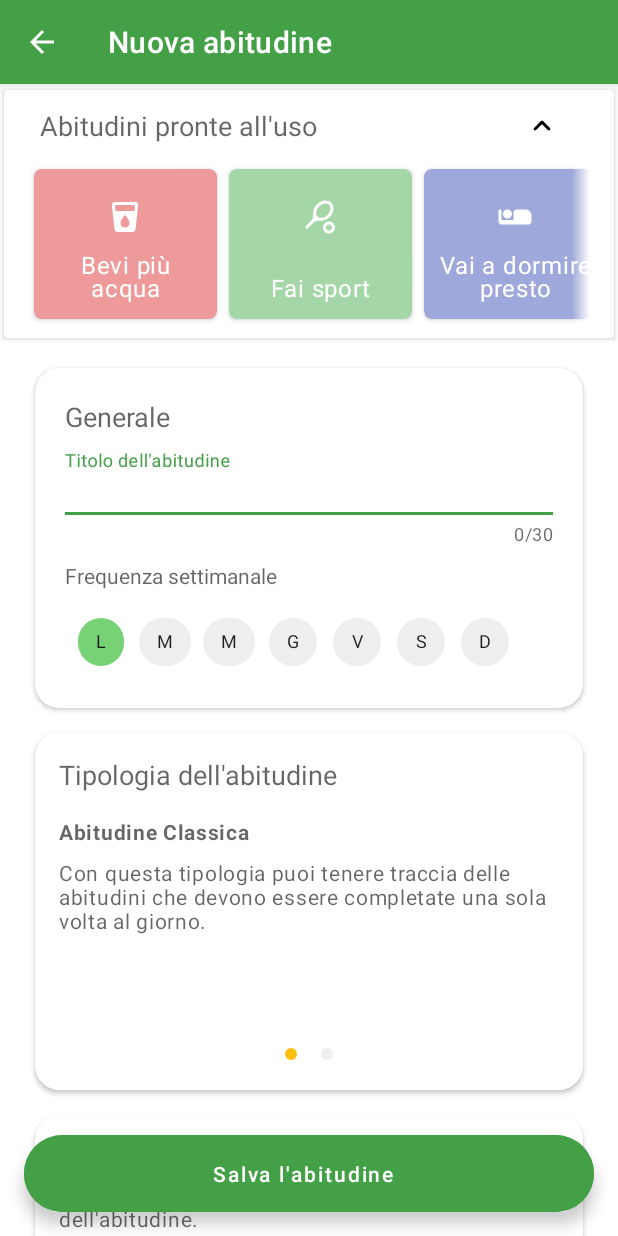
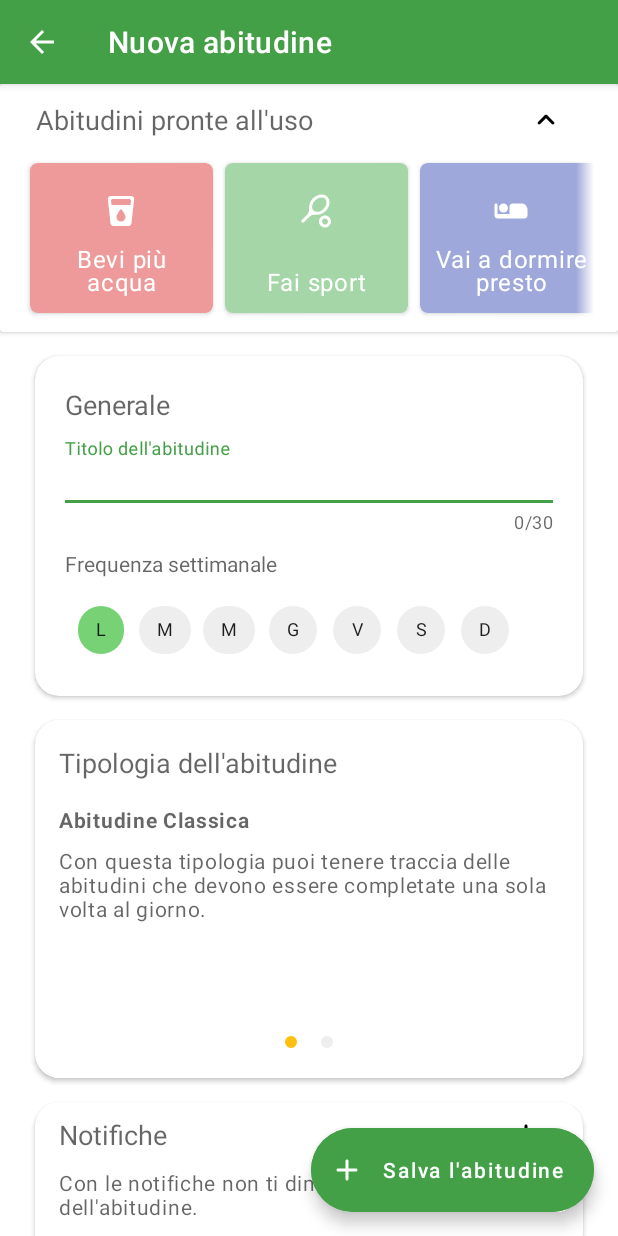
Before and after one commit to Juuzen/Sprout, an Android app: the CreateHabitActivity screen opened directly, with no data from a screen before it, after a tap on "Mostra altro", on a phone screen of 412 x 824 dp. Run offline under Robolectric (Android 15) with nearby library versions, the phone set to English and light mode, and no system bars; libraries missing offline, so code that uses them is left out: com.shawnlin.numberpicker, io.realm; 1 statement that could not run was skipped.

Commit message:
Added shrinking FAB and a new preset habit

```diff
--- a/app/src/main/java/com/hcifedii/sprout/CreateHabitActivity.java
+++ b/app/src/main/java/com/hcifedii/sprout/CreateHabitActivity.java
@@ -3,12 +3,14 @@ package com.hcifedii.sprout;
 import androidx.appcompat.app.ActionBar;
 import androidx.appcompat.app.AppCompatActivity;
 import androidx.core.view.DisplayCompat;
+import androidx.core.widget.NestedScrollView;
 import androidx.fragment.app.FragmentManager;
 
 import android.content.res.Resources;
 import android.os.Bundle;
 import android.util.Log;
 
+import android.view.View;
 import android.widget.Toast;
 
 import com.google.android.material.floatingactionbutton.ExtendedFloatingActionButton;
@@ -145,6 +147,20 @@ public class CreateHabitActivity extends AppCompatActivity {
 
         });
 
+
+        NestedScrollView scrollView = findViewById(R.id.nestedScrollView);
+        scrollView.setOnScrollChangeListener((View.OnScrollChangeListener) (v, scrollX, scrollY, oldScrollX, oldScrollY) -> {
+
+            if (scrollY > oldScrollY) {
+                // Scroll down
+                saveFab.shrink();
+            } else {
+                // Scroll up
+                saveFab.extend();
+            }
+        });
+
+
     }
 
 
--- a/app/src/main/java/com/hcifedii/sprout/fragment/PresetFragment.java
+++ b/app/src/main/java/com/hcifedii/sprout/fragment/PresetFragment.java
@@ -35,7 +35,7 @@ public class PresetFragment extends Fragment {
     public PresetFragment() {
     }
 
-    public void setAdapterListener(@NonNull PresetHabitAdapter.OnClickListener listener){
+    public void setAdapterListener(@NonNull PresetHabitAdapter.OnClickListener listener) {
         this.adapter.setListener(listener);
     }
 
@@ -103,26 +103,31 @@ public class PresetFragment extends Fragment {
     private List<Habit> createPresetHabitList() {
 
         List<Habit> list = new LinkedList<>();
+        final String classic = "CLASSIC";
+        final String counter = "COUNTER";
 
-        Habit habit1 = new Habit(), habit2 = new Habit(), habit3 = new Habit();
+        Habit habit1 = new Habit(), habit2 = new Habit(), habit3 = new Habit(), habit4 = new Habit();
 
         habit1.setTitle(getString(R.string.preset_drink_more_water));
-        habit1.setHabitType("COUNTER");
+        habit1.setHabitType(counter);
         habit1.setImage(R.drawable.ic_round_local_drink_24);
 
         habit2.setTitle(getString(R.string.preset_do_more_sports));
-        habit2.setHabitType("CLASSIC");
+        habit2.setHabitType(classic);
         habit2.setImage(R.drawable.ic_sports_tennis_24);
 
         habit3.setTitle(getString(R.string.preset_go_to_bed_early));
-        habit3.setHabitType("CLASSIC");
+        habit3.setHabitType(classic);
         habit3.setImage(R.drawable.ic_bed_24);
 
-
+        habit4.setTitle(getString(R.string.preset_take_meds));
+        habit4.setHabitType(counter);
+        habit4.setImage(R.drawable.ic_healing_24);
 
         list.add(habit1);
         list.add(habit2);
         list.add(habit3);
+        list.add(habit4);
 
         return list;
     }
--- /dev/null
+++ b/app/src/main/res/drawable/ic_healing_24.xml
@@ -0,0 +1,5 @@
+<vector android:height="24dp" android:tint="#FFFFFF"
+    android:viewportHeight="24" android:viewportWidth="24"
+    android:width="24dp" xmlns:android="http://schemas.android.com/apk/res/android">
+    <path android:fillColor="@android:color/white" android:pathData="M17.73,12.02l3.98,-3.98c0.39,-0.39 0.39,-1.02 0,-1.41l-4.34,-4.34c-0.39,-0.39 -1.02,-0.39 -1.41,0l-3.98,3.98L8,2.29C7.8,2.1 7.55,2 7.29,2c-0.25,0 -0.51,0.1 -0.7,0.29L2.25,6.63c-0.39,0.39 -0.39,1.02 0,1.41l3.98,3.98L2.25,16c-0.39,0.39 -0.39,1.02 0,1.41l4.34,4.34c0.39,0.39 1.02,0.39 1.41,0l3.98,-3.98 3.98,3.98c0.2,0.2 0.45,0.29 0.71,0.29 0.26,0 0.51,-0.1 0.71,-0.29l4.34,-4.34c0.39,-0.39 0.39,-1.02 0,-1.41l-3.99,-3.98zM12,9c0.55,0 1,0.45 1,1s-0.45,1 -1,1 -1,-0.45 -1,-1 0.45,-1 1,-1zM7.29,10.96L3.66,7.34l3.63,-3.63 3.62,3.62 -3.62,3.63zM10,13c-0.55,0 -1,-0.45 -1,-1s0.45,-1 1,-1 1,0.45 1,1 -0.45,1 -1,1zM12,15c-0.55,0 -1,-0.45 -1,-1s0.45,-1 1,-1 1,0.45 1,1 -0.45,1 -1,1zM14,11c0.55,0 1,0.45 1,1s-0.45,1 -1,1 -1,-0.45 -1,-1 0.45,-1 1,-1zM16.66,20.34l-3.63,-3.62 3.63,-3.63 3.62,3.62 -3.62,3.63z"/>
+</vector>
--- a/app/src/main/res/layout/activity_create_habit.xml
+++ b/app/src/main/res/layout/activity_create_habit.xml
@@ -7,6 +7,7 @@
     tools:context=".CreateHabitActivity">
 
     <androidx.core.widget.NestedScrollView
+        android:id="@+id/nestedScrollView"
         android:layout_width="match_parent"
         android:layout_height="match_parent">
 
@@ -89,16 +90,17 @@
 
     <com.google.android.material.floatingactionbutton.ExtendedFloatingActionButton
         android:id="@+id/fabSaveButton"
-        android:layout_width="match_parent"
+        android:layout_width="wrap_content"
         android:layout_height="wrap_content"
-        android:layout_gravity="end|bottom|center_horizontal"
+        android:layout_gravity="bottom|end"
         android:layout_margin="16dp"
         android:backgroundTint="@color/primaryColor"
         android:fitsSystemWindows="true"
         android:padding="16dp"
         android:text="@string/save_fab"
-        android:textAlignment="center"
         android:textAllCaps="false"
-        android:textColor="@color/whiteColor" />
+        android:textColor="@color/whiteColor"
+        app:icon="@drawable/ic_add_24"
+        app:iconTint="@color/whiteColor"/>
 
 </androidx.coordinatorlayout.widget.CoordinatorLayout>
--- a/app/src/main/res/layout/fragment_preset_list.xml
+++ b/app/src/main/res/layout/fragment_preset_list.xml
@@ -3,8 +3,7 @@
     xmlns:app="http://schemas.android.com/apk/res-auto"
     xmlns:tools="http://schemas.android.com/tools"
     android:layout_width="match_parent"
-    android:layout_height="wrap_content"
-    app:cardUseCompatPadding="true">
+    android:layout_height="wrap_content">
 
     <LinearLayout
         android:id="@+id/groupContainer"
--- a/app/src/main/res/values/strings.xml
+++ b/app/src/main/res/values/strings.xml
@@ -80,4 +80,5 @@
     <string name="preset_do_more_sports">Fai sport</string>
     <string name="preset_go_to_bed_early">Vai a dormire presto</string>
     <string name="preset_habit_loading_snackbar">Caricamento completato !</string>
+    <string name="preset_take_meds">Prendi le medicine</string>
 </resources>
```
